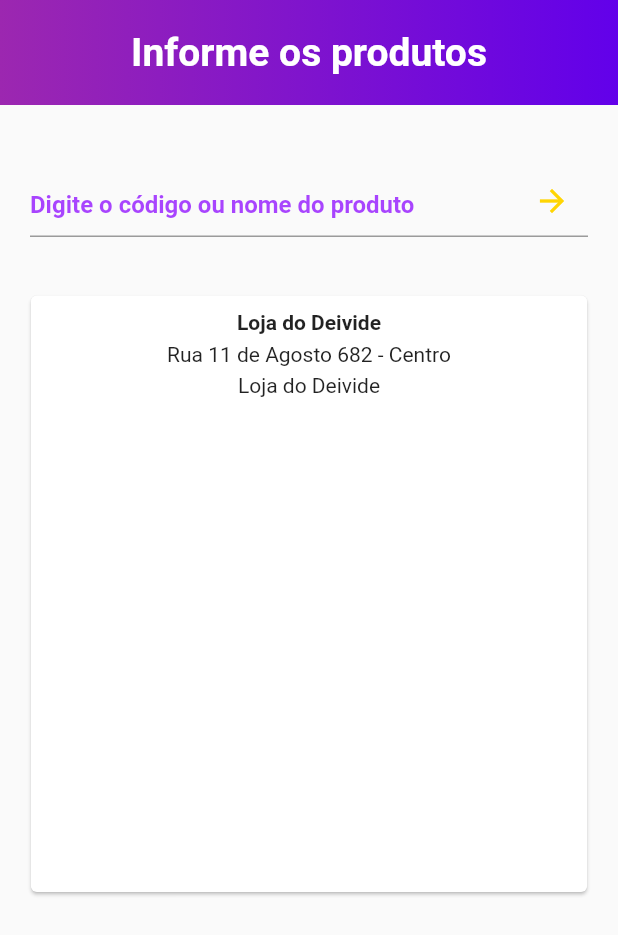
After one commit to deividepaulino1/isell, a Flutter app: the InicioVenda screen opened by its route, on a phone screen of 412 x 824 dp. The commit adds this screen. Shown: the top 935 px of the screen. Run offline on Flutter 3.47's test engine with Material 2 defaults, Android fonts, the phone set to English and light mode, and no system bars; our stand-ins replace page_transition, responsive_sizer.

Commit message:
checkpoint caixa

```diff
--- a/lib/pages/caixa/caixa-page.dart
+++ b/lib/pages/caixa/caixa-page.dart
@@ -2,7 +2,6 @@
 
 import 'package:flutter/material.dart';
 import 'package:isell/pages/ajustes-page.dart';
-import 'package:isell/pages/clientes-page.dart';
 import 'package:isell/pages/vendas-page.dart';
 
 class CaixaPage extends StatefulWidget {
--- /dev/null
+++ b/lib/pages/caixa/inicioVenda.dart
@@ -0,0 +1,79 @@
+// ignore_for_file: prefer_const_constructors
+
+import 'package:flutter/material.dart';
+import 'package:flutter/src/foundation/key.dart';
+import 'package:flutter/src/widgets/framework.dart';
+import 'package:isell/components/shared/topBar-component.dart';
+import 'package:responsive_sizer/responsive_sizer.dart';
+
+class InicioVenda extends StatelessWidget {
+  const InicioVenda({Key? key}) : super(key: key);
+
+  @override
+  Widget build(BuildContext context) {
+    return (Scaffold(
+      body: SafeArea(
+        child: Center(
+          child: Column(
+            children: [
+              topBarComponent(
+                titulo: 'Informe os produtos',
+              ),
+              SizedBox(
+                height: 40,
+              ),
+              Padding(
+                padding: const EdgeInsets.only(left: 20, right: 20),
+                child: TextFormField(
+                  textAlignVertical: TextAlignVertical.bottom,
+                  decoration: InputDecoration(
+                    hintText: 'Digite o código ou nome do produto',
+                    hintStyle: TextStyle(
+                        color: Color.fromRGBO(147, 22, 255, 0.8),
+                        fontWeight: FontWeight.bold),
+                    suffixIcon: IconButton(
+                      onPressed: () {},
+                      // ignore: prefer_const_constructors
+                      icon: Icon(
+                        Icons.arrow_forward,
+                        color: Color.fromRGBO(255, 213, 3, 1),
+                      ),
+                    ),
+                  ),
+                ),
+              ),
+              SizedBox(
+                height: 35,
+              ),
+              Card(
+                child: Column(
+                  children: [
+                    Padding(padding: EdgeInsets.only(top: 10)),
+                    Text(
+                      'Loja do Deivide',
+                      style: TextStyle(
+                        fontWeight: FontWeight.bold,
+                      ),
+                    ),
+                    Padding(padding: EdgeInsets.only(top: 5)),
+                    Text(
+                      'Rua 11 de Agosto 682 - Centro',
+                    ),
+                     Padding(padding: EdgeInsets.only(top: 5)),
+                    Text(
+                      'Loja do Deivide',
+                    ),
+                    Container(
+                      height: Adaptive.h(40),
+                      width: Adaptive.w(90),
+                    ),
+                  ],
+                ),
+              ),
+            ],
+          ),
+        ),
+      ),
+    ));
+  }
+}
--- a/lib/pages/home-page.dart
+++ b/lib/pages/home-page.dart
@@ -3,8 +3,7 @@ import 'package:flutter/src/foundation/key.dart';
 import 'package:flutter/src/widgets/framework.dart';
 import 'package:isell/pages/ajustes-page.dart';
 import 'package:isell/pages/caixa/caixa-page.dart';
-import 'package:isell/pages/clientes-page.dart';
-import 'package:isell/pages/caixa-page.dart';
+import 'package:isell/pages/caixa/clientes-page.dart';
 import 'package:isell/pages/clientes/clientes-page.dart';
 import 'package:isell/pages/produtos/produtos-page.dart';
 import 'package:isell/pages/vendas-page.dart';
```
Also changed, not shown: lib/main.dart (+12 -5 lines), lib/pages/caixa/busca-cliente.dart (deleted, +0 -14 lines), lib/pages/caixa/clientes-page.dart (added, +56 -0 lines).
